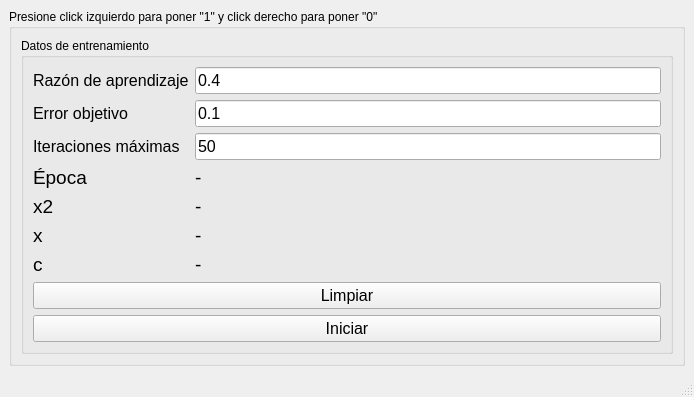
First picture: the form in GradienteDescendente/mainwindow.ui, repository FFahrenheit/PracticasIA, before the edit.
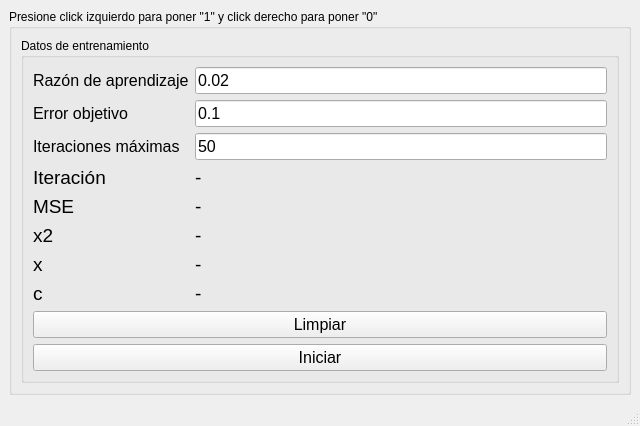
Second picture: the form after the edit.

Commit message: Agregado algoritmo para solucion lineal

What changed in the file:
```diff
--- a/GradienteDescendente/mainwindow.ui
+++ b/GradienteDescendente/mainwindow.ui
@@ -6,8 +6,8 @@
    <rect>
     <x>0</x>
     <y>0</y>
-    <width>694</width>
-    <height>394</height>
+    <width>640</width>
+    <height>423</height>
    </rect>
   </property>
   <property name="windowTitle">
@@ -143,7 +143,7 @@
              </font>
             </property>
             <property name="text">
-             <string>Época</string>
+             <string>Iteración</string>
             </property>
            </widget>
           </item>
@@ -167,7 +167,7 @@
              </font>
             </property>
             <property name="text">
-             <string>0.4</string>
+             <string>0.02</string>
             </property>
            </widget>
           </item>
@@ -219,6 +219,30 @@
             </property>
            </widget>
           </item>
+          <item row="4" column="1">
+           <widget class="QLabel" name="label_8">
+            <property name="font">
+             <font>
+              <pointsize>14</pointsize>
+             </font>
+            </property>
+            <property name="text">
+             <string>MSE</string>
+            </property>
+           </widget>
+          </item>
+          <item row="4" column="2">
+           <widget class="QLabel" name="current_error">
+            <property name="font">
+             <font>
+              <pointsize>14</pointsize>
+             </font>
+            </property>
+            <property name="text">
+             <string>-</string>
+            </property>
+           </widget>
+          </item>
          </layout>
         </widget>
        </item>
```
Left out of the diff: 2 changed lines with no effect on the pictures. The commit also changes 2 other files.
